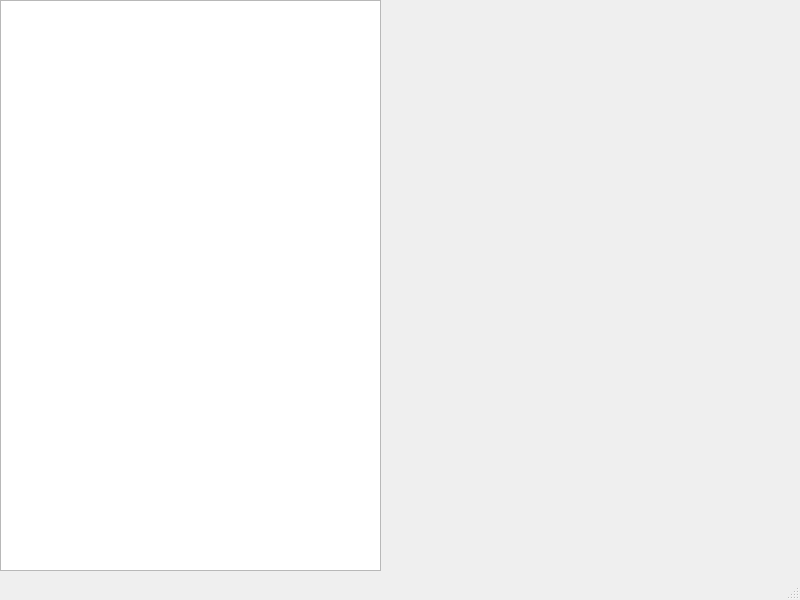
Above: lab11-gui/weather.ui from Saremist/casino before the change. Below: the same form after it.
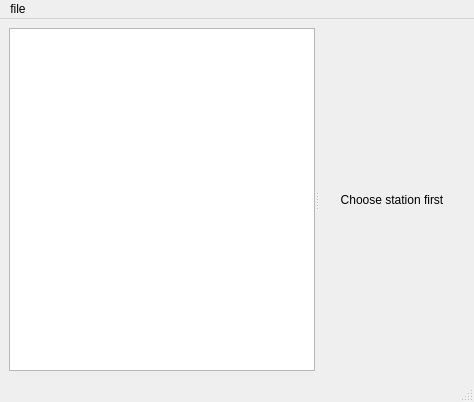
That is the form after the change.

```diff
--- a/lab11-gui/weather.ui
+++ b/lab11-gui/weather.ui
@@ -6,38 +6,68 @@
    <rect>
     <x>0</x>
     <y>0</y>
-    <width>800</width>
-    <height>600</height>
+    <width>474</width>
+    <height>402</height>
    </rect>
   </property>
   <property name="windowTitle">
    <string>AIR QUALITY</string>
   </property>
   <widget class="QWidget" name="centralwidget">
-   <widget class="QStackedWidget" name="stackedWidget">
-    <property name="geometry">
-     <rect>
-      <x>379</x>
-      <y>29</y>
-      <width>361</width>
-      <height>541</height>
-     </rect>
-    </property>
-    <widget class="QWidget" name="page"/>
+   <layout class="QVBoxLayout" name="verticalLayout">
+    <item>
+     <widget class="QSplitter" name="splitter">
+      <property name="orientation">
+       <enum>Qt::Horizontal</enum>
+      </property>
+      <widget class="QListWidget" name="stations"/>
+      <widget class="QStackedWidget" name="stack">
+       <property name="currentIndex">
+        <number>0</number>
+       </property>
+       <widget class="QWidget" name="page">
+        <layout class="QVBoxLayout" name="verticalLayout_2">
+         <item>
+          <widget class="QLabel" name="label">
+           <property name="text">
+            <string>Choose station first</string>
+           </property>
+           <property name="alignment">
+            <set>Qt::AlignCenter</set>
+           </property>
+          </widget>
+         </item>
+        </layout>
+       </widget>
     <widget class="QWidget" name="page_2"/>
    </widget>
-   <widget class="QListWidget" name="listWidget">
+     </widget>
+    </item>
+   </layout>
+  </widget>
+  <widget class="QStatusBar" name="statusbar"/>
+  <widget class="QMenuBar" name="menuBar">
     <property name="geometry">
      <rect>
       <x>0</x>
       <y>0</y>
-      <width>381</width>
-      <height>571</height>
-     </rect>
-    </property>
+     <width>474</width>
+     <height>20</height>
+    </rect>
+   </property>
+   <widget class="QMenu" name="menufile">
+    <property name="title">
+     <string>file</string>
+    </property>
+    <addaction name="actionfile"/>
    </widget>
+   <addaction name="menufile"/>
   </widget>
-  <widget class="QStatusBar" name="statusbar"/>
+  <action name="actionfile">
+   <property name="text">
+    <string>file</string>
+   </property>
+  </action>
  </widget>
  <resources/>
  <connections/>
```
Lines whose indentation alone changed are shown as unchanged.
